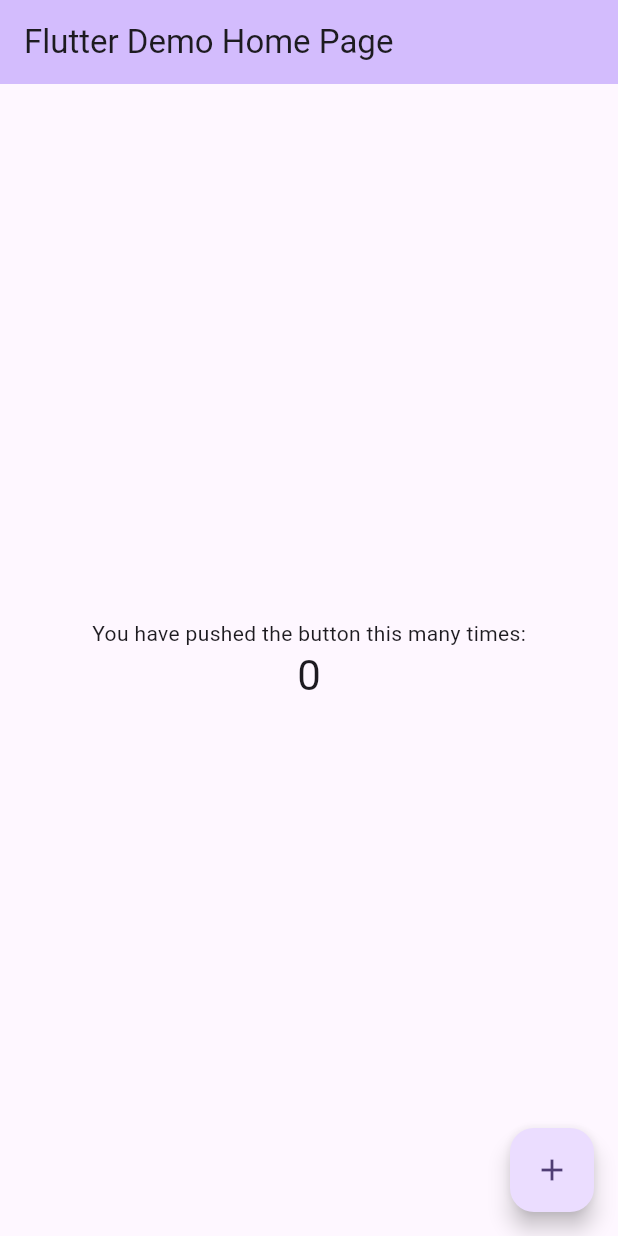
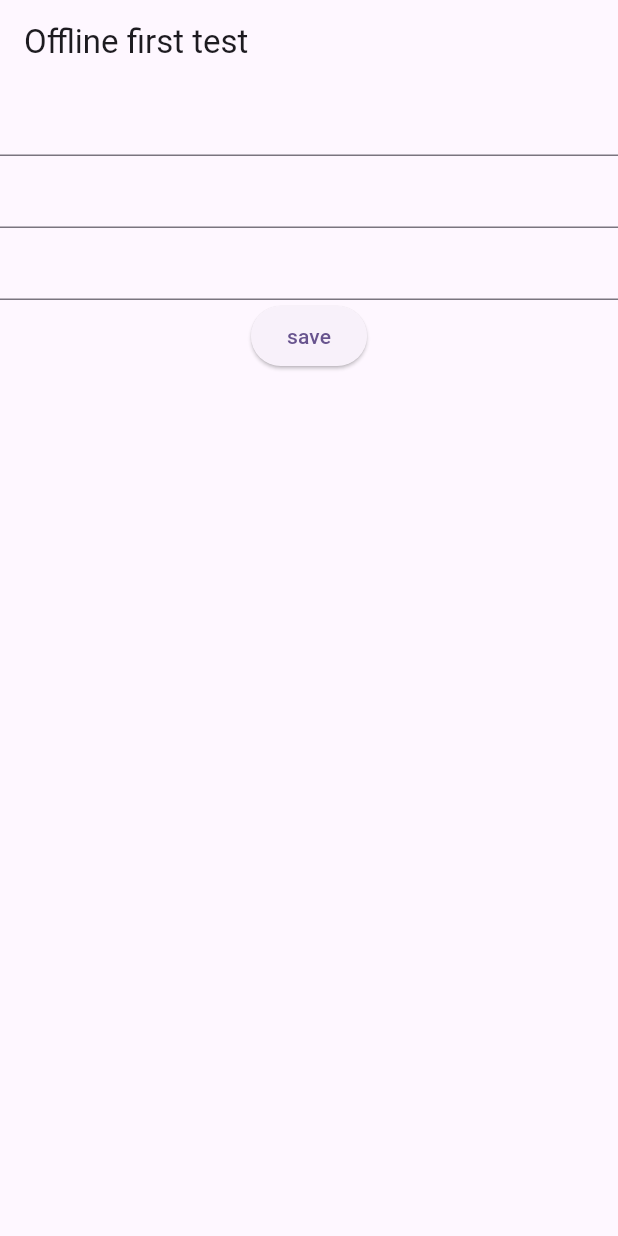
Before and after one commit to raul94a/offline_first, a Flutter app: the screen it shows after launch, on a phone screen of 412 x 824 dp. Run offline on Flutter 3.47's test engine with Material 3 defaults, Android fonts, the phone set to English and light mode, and no system bars; our stand-ins replace connectivity_plus, floor, sqflite; missing offline and left inert: floor_annotation; accounts and stored records are empty.

Commit message:
add exmaple

```diff
--- a/example/lib/data/models/entities/user_entity.dart
+++ b/example/lib/data/models/entities/user_entity.dart
@@ -7,7 +7,7 @@ class UserEntity extends SyncModel {
   final String email;
   final String dni;
   UserEntity({
-    required super.table,
+     super.table = 'users',
     required this.dni,
     required this.name,
     required this.email,
--- a/example/lib/main.dart
+++ b/example/lib/main.dart
@@ -1,6 +1,12 @@
+import 'package:example/data/app_database.dart';
+import 'package:example/data/models/entities/user_entity.dart';
 import 'package:flutter/material.dart';
 
-void main() {
+late AppDatabase database;
+void main() async {
+  WidgetsFlutterBinding.ensureInitialized();
+  final db = await $FloorAppDatabase.databaseBuilder('db.db').build();
+  database = db;
   runApp(const MyApp());
 }
 
@@ -13,99 +19,96 @@ class MyApp extends StatelessWidget {
     return MaterialApp(
       title: 'Flutter Demo',
       theme: ThemeData(
-
         colorScheme: ColorScheme.fromSeed(seedColor: Colors.deepPurple),
         useMaterial3: true,
       ),
-      home: const MyHomePage(title: 'Flutter Demo Home Page'),
+      home: const MyHomePage(),
     );
   }
 }
 
 class MyHomePage extends StatefulWidget {
-  const MyHomePage({super.key, required this.title});
-
-  // This widget is the home page of your application. It is stateful, meaning
-  // that it has a State object (defined below) that contains fields that affect
-  // how it looks.
-
-  // This class is the configuration for the state. It holds the values (in this
-  // case the title) provided by the parent (in this case the App widget) and
-  // used by the build method of the State. Fields in a Widget subclass are
-  // always marked "final".
-
-  final String title;
+  const MyHomePage({super.key});
 
   @override
   State<MyHomePage> createState() => _MyHomePageState();
 }
 
 class _MyHomePageState extends State<MyHomePage> {
-  int _counter = 0;
+  late Stream<List<UserEntity>> strm;
+  @override
+  void initState() {
+    // TODO: implement initState
+    super.initState();
+    strm = database.userDao.getAllStream();
+  }
 
-  void _incrementCounter() {
-    setState(() {
-      // This call to setState tells the Flutter framework that something has
-      // changed in this State, which causes it to rerun the build method below
-      // so that the display can reflect the updated values. If we changed
-      // _counter without calling setState(), then the build method would not be
-      // called again, and so nothing would appear to happen.
-      _counter++;
-    });
-  }
+  final cName = TextEditingController();
+  final cDni = TextEditingController();
+  final cEmail = TextEditingController();
 
   @override
   Widget build(BuildContext context) {
-    // This method is rerun every time setState is called, for instance as done
-    // by the _incrementCounter method above.
-    //
-    // The Flutter framework has been optimized to make rerunning build methods
-    // fast, so that you can just rebuild anything that needs updating rather
-    // than having to individually change instances of widgets.
     return Scaffold(
       appBar: AppBar(
-        // TRY THIS: Try changing the color here to a specific color (to
-        // Colors.amber, perhaps?) and trigger a hot reload to see the AppBar
-        // change color while the other colors stay the same.
-        backgroundColor: Theme.of(context).colorScheme.inversePrimary,
-        // Here we take the value from the MyHomePage object that was created by
-        // the App.build method, and use it to set our appbar title.
-        title: Text(widget.title),
+        title: Text('Offline first test'),
       ),
-      body: Center(
-        // Center is a layout widget. It takes a single child and positions it
-        // in the middle of the parent.
+      body: SingleChildScrollView(
         child: Column(
-          // Column is also a layout widget. It takes a list of children and
-          // arranges them vertically. By default, it sizes itself to fit its
-          // children horizontally, and tries to be as tall as its parent.
-          //
-          // Column has various properties to control how it sizes itself and
-          // how it positions its children. Here we use mainAxisAlignment to
-          // center the children vertically; the main axis here is the vertical
-          // axis because Columns are vertical (the cross axis would be
-          // horizontal).
-          //
-          // TRY THIS: Invoke "debug painting" (choose the "Toggle Debug Paint"
-          // action in the IDE, or press "p" in the console), to see the
-          // wireframe for each widget.
-          mainAxisAlignment: MainAxisAlignment.center,
-          children: <Widget>[
-            const Text(
-              'You have pushed the button this many times:',
+          children: [
+            TextField(
+              controller: cName,
             ),
-            Text(
-              '$_counter',
-              style: Theme.of(context).textTheme.headlineMedium,
+            TextField(
+              controller: cDni,
             ),
+            TextField(
+              controller: cEmail,
+            ),
+            ElevatedButton(
+                onPressed: () {
+                  final name = cName.text;
+                  final email = cEmail.text;
+                  final dni = cDni.text;
+
+                  final user = UserEntity(dni: dni, name: name, email: email);
+                  database.userDao.saveOne(user);
+                  cName.clear();
+                  cDni.clear();
+                  cEmail.clear();
+                },
+                child: Text('save')),
+            StreamBuilder<List<UserEntity>>(
+                stream: strm,
+                builder: (ctx, snapshot) {
+                  print(snapshot);
+                  switch (snapshot.connectionState) {
+                    case ConnectionState.none:
+                    case ConnectionState.waiting:
+                    case ConnectionState.done:
+                      return const SizedBox();
+                    case ConnectionState.active:
+                      print(snapshot);
+                      final data = snapshot.data ?? [];
+                      return ListView.builder(
+                          itemCount: data.length,
+                          shrinkWrap: true,
+                          primary: false,
+                          itemBuilder: (ctx, i) {
+                            final user = data[i];
+                            return ListTile(
+                              isThreeLine: true,
+                              title: Text(user.name),
+                              subtitle: Column(
+                                children: [Text(user.dni), Text(user.email)],
+                              ),
+                            );
+                          });
+                  }
+                })
           ],
         ),
       ),
-      floatingActionButton: FloatingActionButton(
-        onPressed: _incrementCounter,
-        tooltip: 'Increment',
-        child: const Icon(Icons.add),
-      ), // This trailing comma makes auto-formatting nicer for build methods.
     );
   }
 }
--- a/example/pubspec.yaml
+++ b/example/pubspec.yaml
@@ -49,6 +49,8 @@ dev_dependencies:
   # package. See that file for information about deactivating specific lint
   # rules and activating additional ones.
   flutter_lints: ^2.0.0
+  build_runner: ^2.4.8
+  floor_generator: ^1.4.2
 
 # For information on the generic Dart part of this file, see the
 # following page: https://dart.dev/tools/pub/pubspec
```
Also changed, not shown: example/lib/data/app_database.dart (+5 -2 lines), example/lib/data/source/local/user_dao.dart (+11 -1 lines), example/lib/data/app_database.g.dart (added), example/pubspec.lock.
